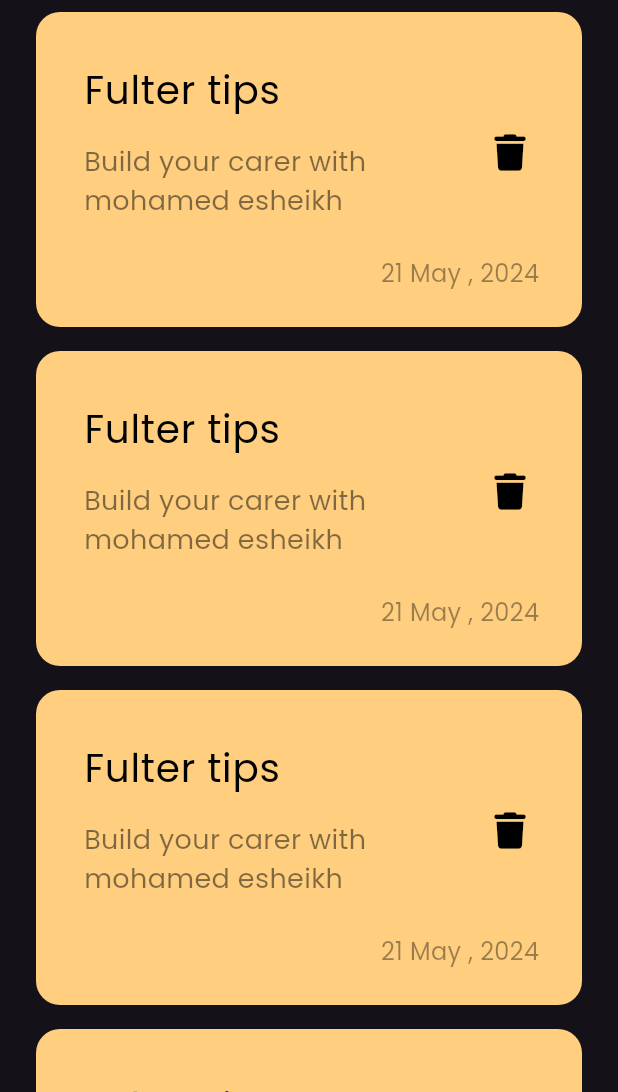
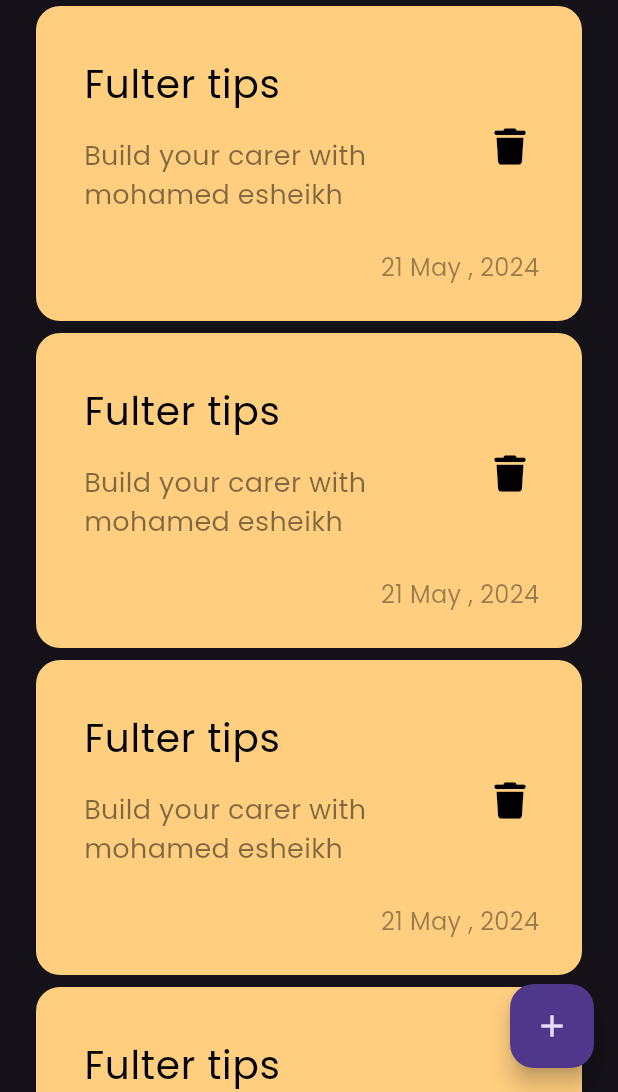
Before and after one commit to mohamedredaelsheikh/notes_app, a Flutter app: the screen it shows after launch, on a phone screen of 412 x 824 dp, the part 144-1236 px from its top. Run offline on Flutter 3.47's test engine with Material 3 defaults, Android fonts, the phone set to English and light mode, and no system bars; our stand-ins replace font_awesome_flutter.

Commit message:
Add Floating action button

```diff
--- a/lib/views/notes_view.dart
+++ b/lib/views/notes_view.dart
@@ -6,8 +6,12 @@ class NotesView extends StatelessWidget {
 
   @override
   Widget build(BuildContext context) {
-    return const Scaffold(
-      body: NotesViewBody(),
+    return Scaffold(
+      floatingActionButton: FloatingActionButton(
+        onPressed: () {},
+        child: const Icon(Icons.add),
+      ),
+      body: const NotesViewBody(),
     );
   }
 }
--- a/lib/widgets/note_list_view.dart
+++ b/lib/widgets/note_list_view.dart
@@ -8,7 +8,7 @@ class NotesListView extends StatelessWidget {
   Widget build(BuildContext context) {
     return ListView.builder(itemBuilder: (context, index) {
       return const Padding(
-        padding: EdgeInsets.symmetric(vertical: 8),
+        padding: EdgeInsets.symmetric(vertical: 4),
         child: NoteItem(),
       );
     });
```
